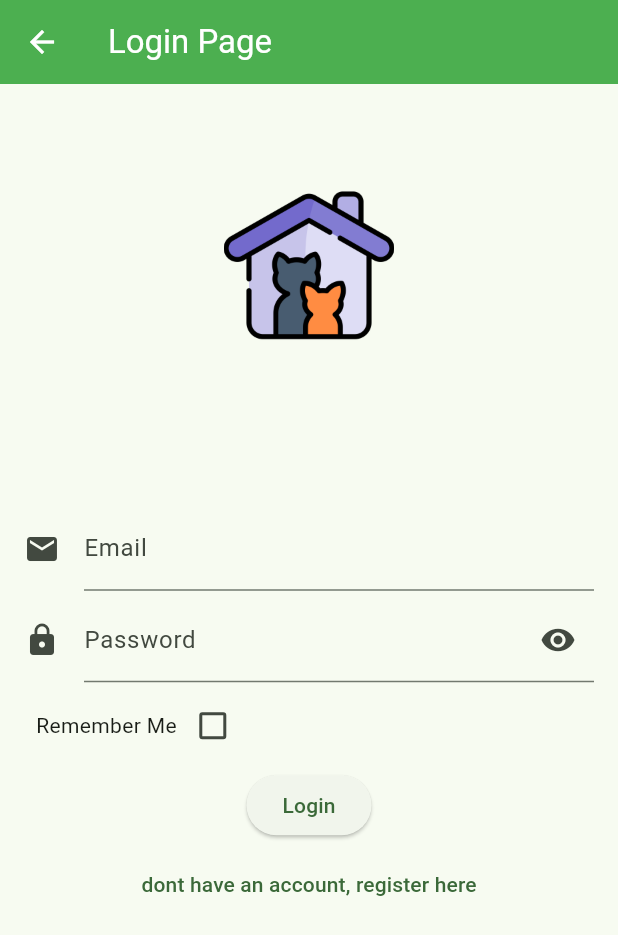
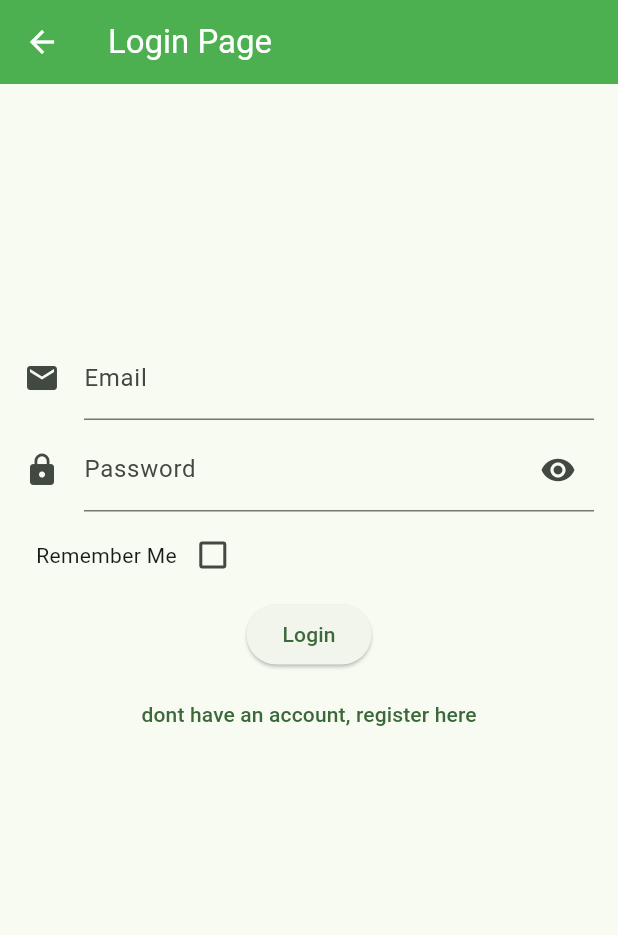
Before and after one commit to Milu039/pawpal, a Flutter app: the LoginScreen screen opened directly, on a phone screen of 412 x 824 dp. Shown: the top 935 px of the screen. Run offline on Flutter 3.47's test engine with Material 3 defaults, Android fonts, the phone set to English and light mode, and no system bars; our stand-ins replace shared_preferences; accounts and stored records are empty.

Commit message:
remove image icon

```diff
--- a/lib/views/login_screen.dart
+++ b/lib/views/login_screen.dart
@@ -1,5 +1,4 @@
 import 'dart:convert';
-
 import 'package:flutter/material.dart';
 import 'package:http/http.dart' as http;
 import 'package:pawpal/myconfig.dart';
@@ -40,7 +39,6 @@ class _LoginScreenState extends State<LoginScreen> {
           child: Column(
             children: [
               Padding(padding: const EdgeInsets.all(24.0),
-              child: Image.asset('assets/images/icon.png',scale: 4.5,),
               ),
               SizedBox(height: 80),
               TextFormField(
--- a/pubspec.yaml
+++ b/pubspec.yaml
@@ -19,5 +19,3 @@ dev_dependencies:
 
 flutter:
   uses-material-design: true
-  assets:
-    - assets/images/
```
Also changed, not shown: assets/images/icon.png (deleted).
